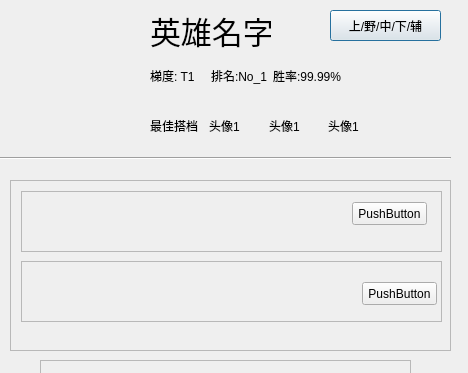
Old version of the form Fuwen.ui in the repository Vixiu/lolapi; both pictures show x 0 to 468 and y 0 to 373 of the 468 by 628 pixel window.
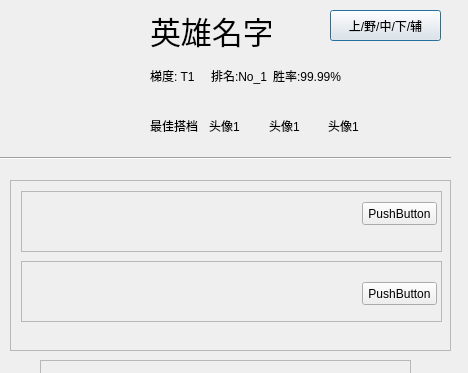
New version of the form. Icons and pictures are not drawn.

```diff
--- a/Fuwen.ui
+++ b/Fuwen.ui
@@ -150,7 +150,7 @@
       <widget class="QPushButton" name="pushButton">
        <property name="geometry">
         <rect>
-         <x>330</x>
+         <x>340</x>
          <y>10</y>
          <width>75</width>
          <height>23</height>
```
